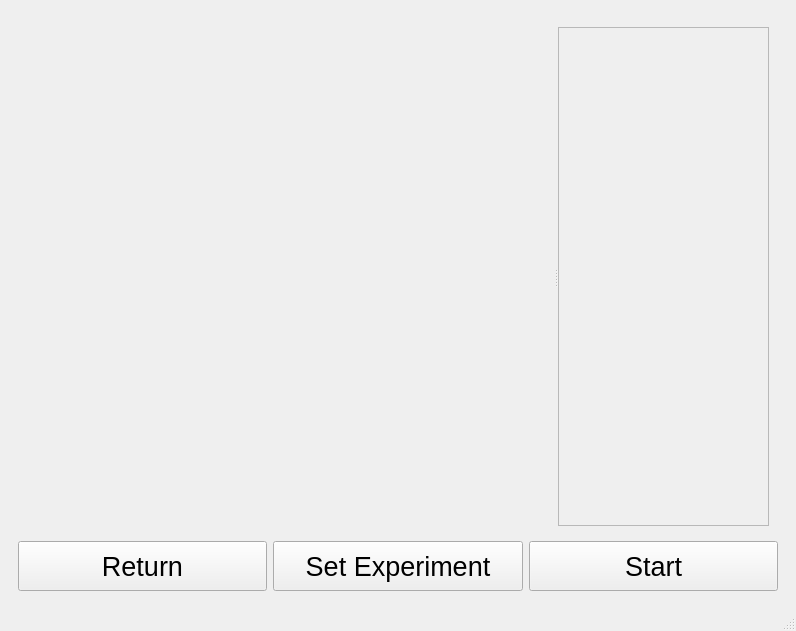
Above: gui_design/main.ui from baukekooger/XY_Measurement before the change. Below: the same form after it.
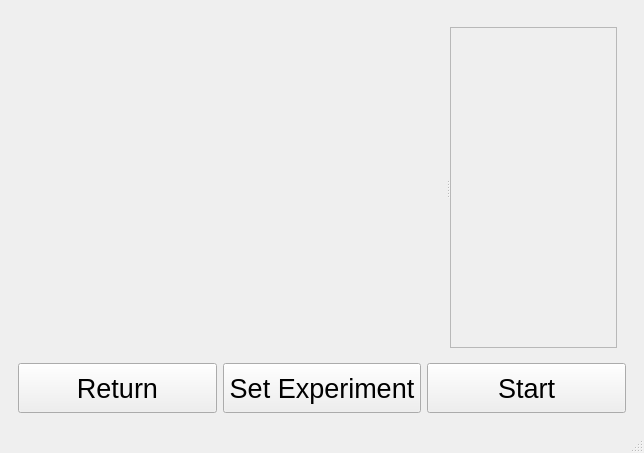
That is the form after the change. The open tabs and pages were chosen to show the change. Custom widgets are drawn as their Qt base class.

What changed in the file:
```diff
--- a/gui_design/main.ui
+++ b/gui_design/main.ui
@@ -6,8 +6,8 @@
    <rect>
     <x>0</x>
     <y>0</y>
-    <width>796</width>
-    <height>631</height>
+    <width>644</width>
+    <height>453</height>
    </rect>
   </property>
   <property name="windowTitle">
@@ -167,8 +167,8 @@
                  <rect>
                   <x>0</x>
                   <y>0</y>
-                  <width>209</width>
-                  <height>476</height>
+                  <width>165</width>
+                  <height>272</height>
                  </rect>
                 </property>
                 <property name="sizePolicy">
```
Left out of the diff: 16 changed lines with no effect on the pictures.
